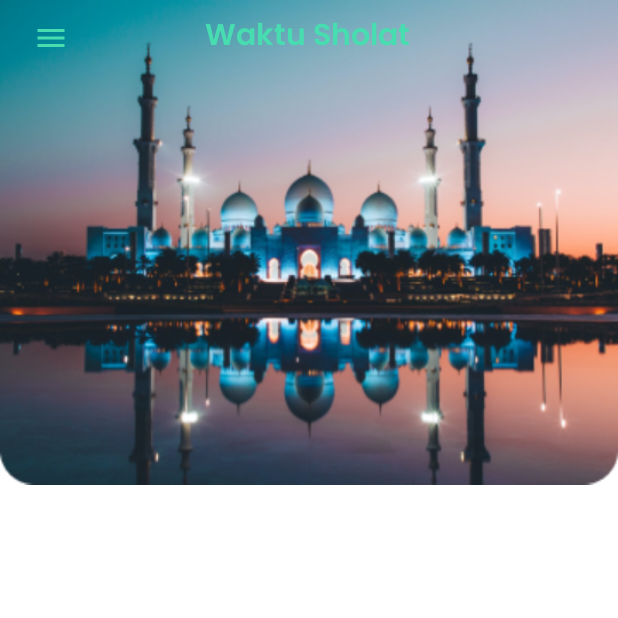
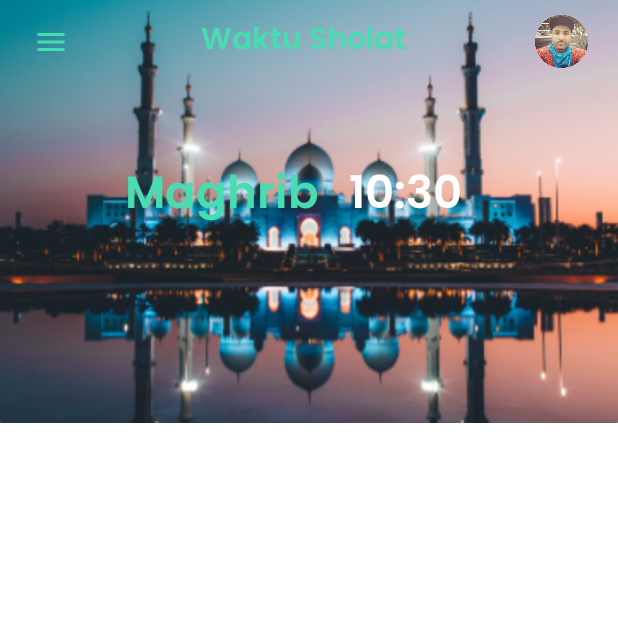
Before and after one commit to Gentahal/SholatKUY, an Android app: the screen it shows after launch (MainActivity), on a phone screen of 412 x 824 dp, the top half of it. Run offline under Robolectric (Android 15) with nearby library versions, the phone set to English and light mode, and no system bars.

Commit message:
initial commit

```diff
--- /dev/null
+++ b/app/src/main/res/drawable/ic_ring.xml
@@ -0,0 +1,5 @@
+<vector android:height="24dp" android:tint="#AFAFAF"
+    android:viewportHeight="24" android:viewportWidth="24"
+    android:width="24dp" xmlns:android="http://schemas.android.com/apk/res/android">
+    <path android:fillColor="@android:color/white" android:pathData="M12,22c1.1,0 2,-0.9 2,-2h-4c0,1.1 0.89,2 2,2zM18,16v-5c0,-3.07 -1.64,-5.64 -4.5,-6.32L13.5,4c0,-0.83 -0.67,-1.5 -1.5,-1.5s-1.5,0.67 -1.5,1.5v0.68C7.63,5.36 6,7.92 6,11v5l-2,2v1h16v-1l-2,-2z"/>
+</vector>
--- a/app/src/main/res/layout/activity_main.xml
+++ b/app/src/main/res/layout/activity_main.xml
@@ -4,7 +4,8 @@
     xmlns:tools="http://schemas.android.com/tools"
     android:layout_width="match_parent"
     android:layout_height="match_parent"
-    tools:context=".MainActivity">
+    tools:context=".MainActivity"
+    android:background="@color/white">
 
     <androidx.constraintlayout.widget.ConstraintLayout
         android:layout_width="match_parent"
@@ -12,11 +13,12 @@
 
         <ImageView
             android:layout_width="match_parent"
-            android:layout_height="323dp"
+            android:layout_height="wrap_content"
+            android:scaleType="centerCrop"
             android:src="@drawable/example_img"
-            app:layout_constraintTop_toTopOf="parent"
+            app:layout_constraintLeft_toLeftOf="parent"
             app:layout_constraintRight_toRightOf="parent"
-            app:layout_constraintLeft_toLeftOf="parent"/>
+            app:layout_constraintTop_toTopOf="parent" />
 
 
         <androidx.constraintlayout.widget.ConstraintLayout
@@ -33,14 +35,14 @@
                 android:id="@+id/btn_"
                 android:layout_width="wrap_content"
                 android:layout_height="wrap_content"
+                android:backgroundTint="#00ff"
+                android:src="@drawable/ic_baseline_menu_24"
                 app:layout_constraintBottom_toBottomOf="parent"
                 app:layout_constraintStart_toStartOf="parent"
-                app:layout_constraintTop_toTopOf="parent"
-                android:backgroundTint="#00ff"
-                android:src="@drawable/ic_baseline_menu_24"/>
+                app:layout_constraintTop_toTopOf="parent" />
 
             <TextView
-                android:id="@+id/tv_Waktu_sholat"
+                android:id="@+id/tv_title"
                 android:layout_width="wrap_content"
                 android:layout_height="wrap_content"
                 android:fontFamily="@font/poppins_semibold"
@@ -55,32 +57,59 @@
 
             <ImageButton
                 android:id="@+id/imageButton"
-                android:layout_width="50dp"
-                android:layout_height="50dp"
+                android:layout_width="55dp"
+                android:layout_height="55dp"
                 android:backgroundTint="#00ffffff"
                 app:layout_constraintBottom_toBottomOf="parent"
                 app:layout_constraintEnd_toEndOf="parent"
                 app:layout_constraintTop_toTopOf="parent"
-                tools:src="@tools:sample/avatars" />
+                android:src="@drawable/ex_profile"
+                android:scaleType="centerCrop"/>
 
         </androidx.constraintlayout.widget.ConstraintLayout>
 
-<!--        <TextClock-->
-<!--            android:id="@+id/tv_time_today"-->
-<!--            android:layout_width="match_parent"-->
-<!--            android:layout_height="wrap_content"-->
-<!--            android:layout_margin="20dp"-->
-<!--            android:layout_marginBottom="10dp"-->
-<!--            android:fontFamily="@font/poppins_semibold"-->
-<!--            android:format12Hour="HH:mm a"-->
-<!--            android:format24Hour="HH:mm a"-->
-<!--            android:gravity="center"-->
-<!--            android:text=""-->
-<!--            android:textColor="@color/white"-->
-<!--            android:textSize="60sp"-->
-<!--            app:layout_constraintTop_toBottomOf="@id/constraintLayout" />-->
+
+        <LinearLayout
+            android:id="@+id/linearLayout"
+            android:layout_width="match_parent"
+            android:layout_height="wrap_content"
+            android:layout_marginTop="30dp"
+            android:gravity="center"
+            app:layout_constraintEnd_toEndOf="parent"
+            app:layout_constraintTop_toBottomOf="@+id/constraintLayout">
+
+            <TextView
+                android:id="@+id/tv_Waktu_sholat"
+                android:layout_width="wrap_content"
+                android:layout_height="wrap_content"
+                android:fontFamily="@font/poppins_semibold"
+                android:text="Maghrib"
+                android:textColor="@color/primary"
+                android:textSize="30sp"
+                app:layout_constraintStart_toStartOf="parent" />
+
+            <TextClock
+                android:id="@+id/tv_time_today"
+                android:layout_width="wrap_content"
+                android:layout_height="wrap_content"
+                android:layout_margin="20dp"
+                android:fontFamily="@font/poppins_semibold"
+                android:format12Hour="HH:mm"
+                android:format24Hour="HH:mm"
+                android:text="05:52"
+                android:textColor="@color/white"
+                android:textSize="30sp" />
 
 
+        </LinearLayout>
+
+        <androidx.recyclerview.widget.RecyclerView
+            android:layout_width="match_parent"
+            android:layout_height="match_parent"
+            app:layout_constraintTop_toBottomOf="parent"
+            android:paddingLeft="10dp"
+            android:paddingRight="10dp"
+            tools:listitem="@layout/row_item_sholat"/>
 
 
     </androidx.constraintlayout.widget.ConstraintLayout>
--- a/app/src/main/res/values/colors.xml
+++ b/app/src/main/res/values/colors.xml
@@ -11,4 +11,7 @@
     <color name="primary">#48DDB0</color>
     <color name="colorPrimaryDark">#46CDA4</color>
     <color name="colorAccent">#00EDA5</color>
+
+    <color name="grey">#AFAFAF</color>
+    <color name="lightGreen">#48DDB0</color>
 </resources>
```
Also changed, not shown: app/src/main/res/layout/row_item_sholat.xml (added, +50 -0 lines).
